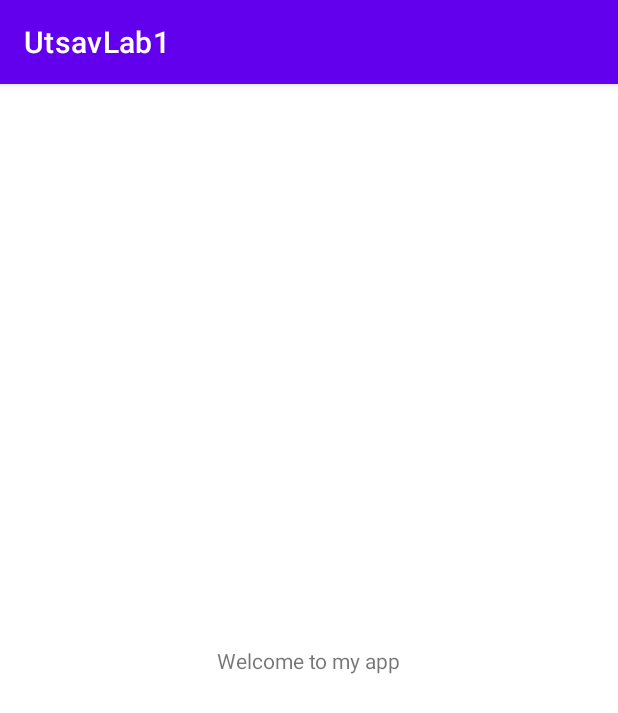
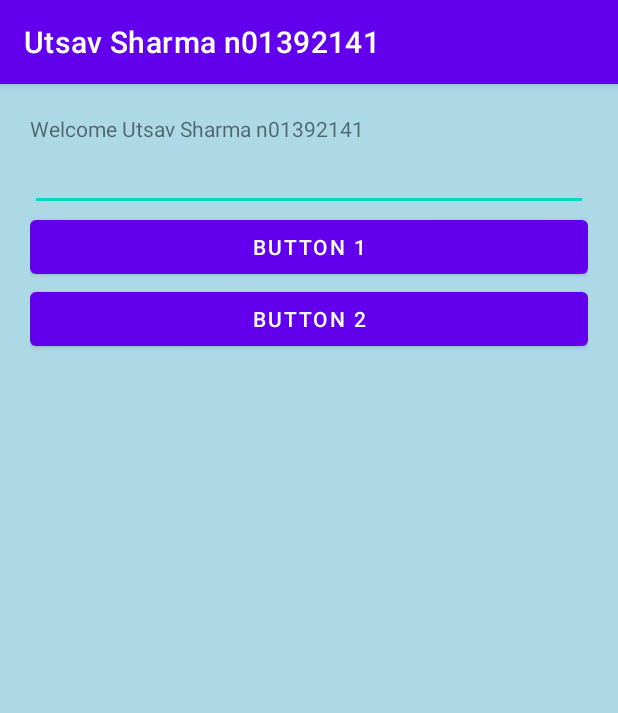
Before and after one commit to UtsavSharma2141/UtsavSharmaAssign1, an Android app: the screen it shows after launch (UtsavActivity), on a phone screen of 412 x 824 dp. Shown: the top 713 px of the screen. Run offline under Robolectric (Android 15) with nearby library versions, the phone set to English and light mode, and no system bars.

Commit message:
Update both files strings.xml and fr\strings.xml again. I also updated activity_main.xml, activity_sharma.xml, SharmaActivity.java, UtsavActivity.java files as per Assignment 1 requirements. Alao added one png file for assignment requirement.

```diff
--- a/UtsavLab11/src/main/res/layout/activity_main.xml
+++ b/UtsavLab11/src/main/res/layout/activity_main.xml
@@ -1,19 +1,35 @@
 <?xml version="1.0" encoding="utf-8"?>
-<androidx.constraintlayout.widget.ConstraintLayout xmlns:android="http://schemas.android.com/apk/res/android"
-    xmlns:app="http://schemas.android.com/apk/res-auto"
+<LinearLayout xmlns:android="http://schemas.android.com/apk/res/android"
     xmlns:tools="http://schemas.android.com/tools"
-    android:layout_width="match_parent"
-    android:layout_height="match_parent"
-    tools:context=".UtsavActivity">
+    android:layout_width="fill_parent"
+    android:layout_height="fill_parent"
+    android:background="@color/lightblue"
+    android:padding="20sp"
+    android:orientation="vertical" >
 
     <TextView
-        android:id="@+id/utsavTV"
-        android:layout_width="wrap_content"
+        android:layout_width="fill_parent"
         android:layout_height="wrap_content"
-        android:text="@string/text_label"
-        app:layout_constraintBottom_toBottomOf="parent"
-        app:layout_constraintLeft_toLeftOf="parent"
-        app:layout_constraintRight_toRightOf="parent"
-        app:layout_constraintTop_toTopOf="parent" />
+        android:text="@string/text_label" />
 
-</androidx.constraintlayout.widget.ConstraintLayout>
+    <EditText
+        android:id="@+id/edittext"
+        android:layout_width="fill_parent"
+        android:layout_height="wrap_content" />
+
+    <Button
+        android:id="@+id/btnBrowser"
+        android:layout_width="match_parent"
+        android:layout_height="wrap_content"
+        android:onClick="callIntent"
+        android:text="@string/submit1"></Button>
+
+    <Button
+        android:id="@+id/btnActivity"
+        android:layout_width="match_parent"
+        android:layout_height="wrap_content"
+        android:width="100dp"
+        android:onClick="callIntent"
+        android:text="@string/submit2"></Button>
+
+</LinearLayout>
--- a/UtsavLab11/src/main/res/values/strings.xml
+++ b/UtsavLab11/src/main/res/values/strings.xml
@@ -1,5 +1,15 @@
 <!-- Utsav Sharma n01392141 section C-->
 <resources>
-    <string name="app_name">UtsavLab1</string>
-    <string name="text_label">Welcome to my app</string>
+    <string name="app_name">Utsav Sharma n01392141</string>
+    <string name="text_label">Welcome Utsav Sharma n01392141</string>
+    <string name="text_labe2">My Second Screen Utsav Sharma n01392141</string>
+    <string name="submit1">Button 1</string>
+    <string name="submit2">Button 2</string>
+    <string name="title">Using Intents</string>
+    <string name="toast1_label">Utsav Sharma.Humber College\'s Official Website.</string>
+    <string name="snackbar1">Utsav Sharma</string>
+    <string name="value">Value</string>
+    <string name="value22">Value</string>
+    <color name="lightblue">#ADD8E6</color>
+    <color name="lightyellow">#FFFCBB</color>
 </resources>
```
Also changed, not shown: UtsavLab11/src/main/java/utsav/sharma/n01392141/SharmaActivity.java (+21 -1 lines), UtsavLab11/src/main/java/utsav/sharma/n01392141/UtsavActivity.java (+49 -1 lines), UtsavLab11/src/main/res/layout/activity_sharma.xml (+30 -3 lines), UtsavLab11/src/main/res/drawable/tiger.png (added), 1 other file.
